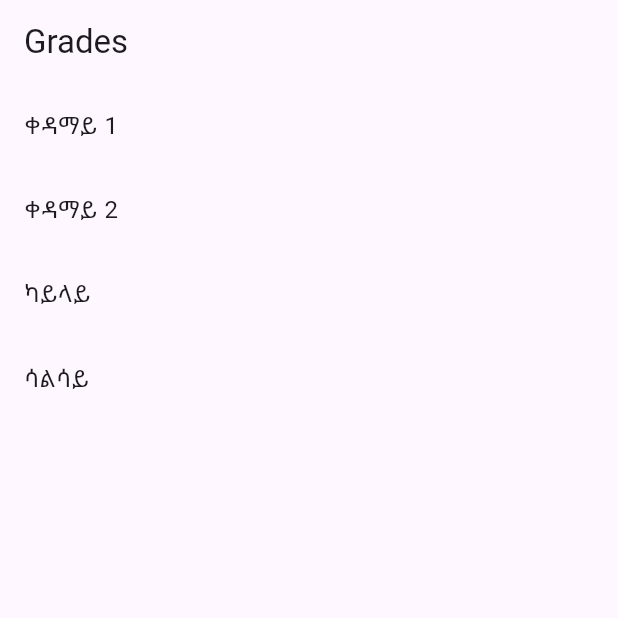
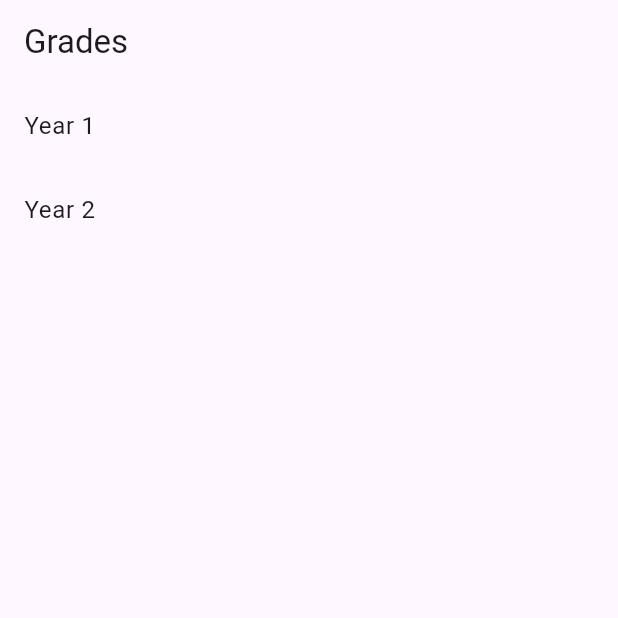
Before and after one commit to anuteshome/MekaneSelamApp, a Flutter app: the screen it shows after launch, on a phone screen of 412 x 824 dp, the top half of it. Run offline on Flutter 3.47's test engine with Material 3 defaults, Android fonts, the phone set to English and light mode, and no system bars; missing offline and left inert: flutter_pdfview.

Commit message:
fix: making to support multiple years

```diff
--- a/lib/screens/grade_screen.dart
+++ b/lib/screens/grade_screen.dart
@@ -5,10 +5,9 @@ import 'package:mk/screens/course_screen.dart';
 class GradeScreen extends StatelessWidget {
 
   final List years= [
-"ቀዳማይ 1",
-"ቀዳማይ 2",
-"ካይላይ ",
-"ሳልሳይ"
+"Year 1",
+"Year 2",
+
   ];
   // const GradeScreen({super.key});
 
```
Also changed, not shown: lib/screens/course_screen.dart (+19 -6 lines), 2 other files.
